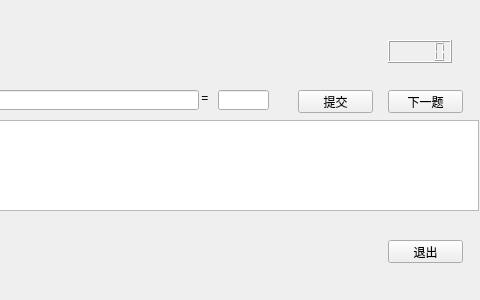
The window that UI/simchinese.ui (whumashuai/QTcalgen) describes before a commit, drawn with Qt 5; both pictures show x 382 to 862 and y 0 to 300 of the 862 by 300 pixel window.
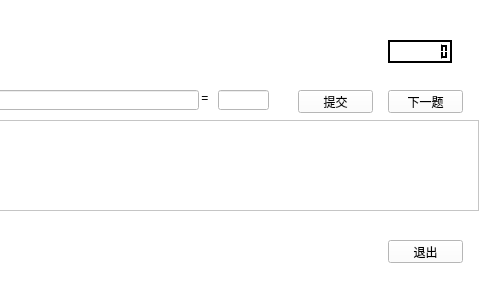
The same window after the commit.

```diff
--- a/UI/simchinese.ui
+++ b/UI/simchinese.ui
@@ -10,6 +10,421 @@
     <height>300</height>
    </rect>
   </property>
+  <property name="palette">
+   <palette>
+    <active>
+     <colorrole role="WindowText">
+      <brush brushstyle="SolidPattern">
+       <color alpha="255">
+        <red>0</red>
+        <green>0</green>
+        <blue>0</blue>
+       </color>
+      </brush>
+     </colorrole>
+     <colorrole role="Button">
+      <brush brushstyle="SolidPattern">
+       <color alpha="255">
+        <red>255</red>
+        <green>255</green>
+        <blue>255</blue>
+       </color>
+      </brush>
+     </colorrole>
+     <colorrole role="Light">
+      <brush brushstyle="SolidPattern">
+       <color alpha="255">
+        <red>255</red>
+        <green>255</green>
+        <blue>255</blue>
+       </color>
+      </brush>
+     </colorrole>
+     <colorrole role="Midlight">
+      <brush brushstyle="SolidPattern">
+       <color alpha="255">
+        <red>255</red>
+        <green>255</green>
+        <blue>255</blue>
+       </color>
+      </brush>
+     </colorrole>
+     <colorrole role="Dark">
+      <brush brushstyle="SolidPattern">
+       <color alpha="255">
+        <red>127</red>
+        <green>127</green>
+        <blue>127</blue>
+       </color>
+      </brush>
+     </colorrole>
+     <colorrole role="Mid">
+      <brush brushstyle="SolidPattern">
+       <color alpha="255">
+        <red>170</red>
+        <green>170</green>
+        <blue>170</blue>
+       </color>
+      </brush>
+     </colorrole>
+     <colorrole role="Text">
+      <brush brushstyle="SolidPattern">
+       <color alpha="255">
+        <red>0</red>
+        <green>0</green>
+        <blue>0</blue>
+       </color>
+      </brush>
+     </colorrole>
+     <colorrole role="BrightText">
+      <brush brushstyle="SolidPattern">
+       <color alpha="255">
+        <red>255</red>
+        <green>255</green>
+        <blue>255</blue>
+       </color>
+      </brush>
+     </colorrole>
+     <colorrole role="ButtonText">
+      <brush brushstyle="SolidPattern">
+       <color alpha="255">
+        <red>0</red>
+        <green>0</green>
+        <blue>0</blue>
+       </color>
+      </brush>
+     </colorrole>
+     <colorrole role="Base">
+      <brush brushstyle="SolidPattern">
+       <color alpha="255">
+        <red>255</red>
+        <green>255</green>
+        <blue>255</blue>
+       </color>
+      </brush>
+     </colorrole>
+     <colorrole role="Window">
+      <brush brushstyle="SolidPattern">
+       <color alpha="255">
+        <red>255</red>
+        <green>255</green>
+        <blue>255</blue>
+       </color>
+      </brush>
+     </colorrole>
+     <colorrole role="Shadow">
+      <brush brushstyle="SolidPattern">
+       <color alpha="255">
+        <red>0</red>
+        <green>0</green>
+        <blue>0</blue>
+       </color>
+      </brush>
+     </colorrole>
+     <colorrole role="AlternateBase">
+      <brush brushstyle="SolidPattern">
+       <color alpha="255">
+        <red>255</red>
+        <green>255</green>
+        <blue>255</blue>
+       </color>
+      </brush>
+     </colorrole>
+     <colorrole role="ToolTipBase">
+      <brush brushstyle="SolidPattern">
+       <color alpha="255">
+        <red>255</red>
+        <green>255</green>
+        <blue>220</blue>
+       </color>
+      </brush>
+     </colorrole>
+     <colorrole role="ToolTipText">
+      <brush brushstyle="SolidPattern">
+       <color alpha="255">
+        <red>0</red>
+        <green>0</green>
+        <blue>0</blue>
+       </color>
+      </brush>
+     </colorrole>
+    </active>
+    <inactive>
+     <colorrole role="WindowText">
+      <brush brushstyle="SolidPattern">
+       <color alpha="255">
+        <red>0</red>
+        <green>0</green>
+        <blue>0</blue>
+       </color>
+      </brush>
+     </colorrole>
+     <colorrole role="Button">
+      <brush brushstyle="SolidPattern">
+       <color alpha="255">
+        <red>255</red>
+        <green>255</green>
+        <blue>255</blue>
+       </color>
+      </brush>
+     </colorrole>
+     <colorrole role="Light">
+      <brush brushstyle="SolidPattern">
+       <color alpha="255">
+        <red>255</red>
+        <green>255</green>
+        <blue>255</blue>
+       </color>
+      </brush>
+     </colorrole>
+     <colorrole role="Midlight">
+      <brush brushstyle="SolidPattern">
+       <color alpha="255">
+        <red>255</red>
+        <green>255</green>
+        <blue>255</blue>
+       </color>
+      </brush>
+     </colorrole>
+     <colorrole role="Dark">
+      <brush brushstyle="SolidPattern">
+       <color alpha="255">
+        <red>127</red>
+        <green>127</green>
+        <blue>127</blue>
+       </color>
+      </brush>
+     </colorrole>
+     <colorrole role="Mid">
+      <brush brushstyle="SolidPattern">
+       <color alpha="255">
+        <red>170</red>
+        <green>170</green>
+        <blue>170</blue>
+       </color>
+      </brush>
+     </colorrole>
+     <colorrole role="Text">
+      <brush brushstyle="SolidPattern">
+       <color alpha="255">
+        <red>0</red>
+        <green>0</green>
+        <blue>0</blue>
+       </color>
+      </brush>
+     </colorrole>
+     <colorrole role="BrightText">
+      <brush brushstyle="SolidPattern">
+       <color alpha="255">
+        <red>255</red>
+        <green>255</green>
+        <blue>255</blue>
+       </color>
+      </brush>
+     </colorrole>
+     <colorrole role="ButtonText">
+      <brush brushstyle="SolidPattern">
+       <color alpha="255">
+        <red>0</red>
+        <green>0</green>
+        <blue>0</blue>
+       </color>
+      </brush>
+     </colorrole>
+     <colorrole role="Base">
+      <brush brushstyle="SolidPattern">
+       <color alpha="255">
+        <red>255</red>
+        <green>255</green>
+        <blue>255</blue>
+       </color>
+      </brush>
+     </colorrole>
+     <colorrole role="Window">
+      <brush brushstyle="SolidPattern">
+       <color alpha="255">
+        <red>255</red>
+        <green>255</green>
+        <blue>255</blue>
+       </color>
+      </brush>
+     </colorrole>
+     <colorrole role="Shadow">
+      <brush brushstyle="SolidPattern">
+       <color alpha="255">
+        <red>0</red>
+        <green>0</green>
+        <blue>0</blue>
+       </color>
+      </brush>
+     </colorrole>
+     <colorrole role="AlternateBase">
+      <brush brushstyle="SolidPattern">
+       <color alpha="255">
+        <red>255</red>
+        <green>255</green>
+        <blue>255</blue>
+       </color>
+      </brush>
+     </colorrole>
+     <colorrole role="ToolTipBase">
+      <brush brushstyle="SolidPattern">
+       <color alpha="255">
+        <red>255</red>
+        <green>255</green>
+        <blue>220</blue>
+       </color>
+      </brush>
+     </colorrole>
+     <colorrole role="ToolTipText">
+      <brush brushstyle="SolidPattern">
+       <color alpha="255">
+        <red>0</red>
+        <green>0</green>
+        <blue>0</blue>
+       </color>
+      </brush>
+     </colorrole>
+    </inactive>
+    <disabled>
+     <colorrole role="WindowText">
+      <brush brushstyle="SolidPattern">
+       <color alpha="255">
+        <red>127</red>
+        <green>127</green>
+        <blue>127</blue>
+       </color>
+      </brush>
+     </colorrole>
+     <colorrole role="Button">
+      <brush brushstyle="SolidPattern">
+       <color alpha="255">
+        <red>255</red>
+        <green>255</green>
+        <blue>255</blue>
+       </color>
+      </brush>
+     </colorrole>
+     <colorrole role="Light">
+      <brush brushstyle="SolidPattern">
+       <color alpha="255">
+        <red>255</red>
+        <green>255</green>
+        <blue>255</blue>
+       </color>
+      </brush>
+     </colorrole>
+     <colorrole role="Midlight">
+      <brush brushstyle="SolidPattern">
+       <color alpha="255">
+        <red>255</red>
+        <green>255</green>
+        <blue>255</blue>
+       </color>
+      </brush>
+     </colorrole>
+     <colorrole role="Dark">
+      <brush brushstyle="SolidPattern">
+       <color alpha="255">
+        <red>127</red>
+        <green>127</green>
+        <blue>127</blue>
+       </color>
+      </brush>
+     </colorrole>
+     <colorrole role="Mid">
+      <brush brushstyle="SolidPattern">
+       <color alpha="255">
+        <red>170</red>
+        <green>170</green>
+        <blue>170</blue>
+       </color>
+      </brush>
+     </colorrole>
+     <colorrole role="Text">
+      <brush brushstyle="SolidPattern">
+       <color alpha="255">
+        <red>127</red>
+        <green>127</green>
+        <blue>127</blue>
+       </color>
+      </brush>
+     </colorrole>
+     <colorrole role="BrightText">
+      <brush brushstyle="SolidPattern">
+       <color alpha="255">
+        <red>255</red>
+        <green>255</green>
+        <blue>255</blue>
+       </color>
+      </brush>
+     </colorrole>
+     <colorrole role="ButtonText">
+      <brush brushstyle="SolidPattern">
+       <color alpha="255">
+        <red>127</red>
+        <green>127</green>
+        <blue>127</blue>
+       </color>
+      </brush>
+     </colorrole>
+     <colorrole role="Base">
+      <brush brushstyle="SolidPattern">
+       <color alpha="255">
+        <red>255</red>
+        <green>255</green>
+        <blue>255</blue>
+       </color>
+      </brush>
+     </colorrole>
+     <colorrole role="Window">
+      <brush brushstyle="SolidPattern">
+       <color alpha="255">
+        <red>255</red>
+        <green>255</green>
+        <blue>255</blue>
+       </color>
+      </brush>
+     </colorrole>
+     <colorrole role="Shadow">
+      <brush brushstyle="SolidPattern">
+       <color alpha="255">
+        <red>0</red>
+        <green>0</green>
+        <blue>0</blue>
+       </color>
+      </brush>
+     </colorrole>
+     <colorrole role="AlternateBase">
+      <brush brushstyle="SolidPattern">
+       <color alpha="255">
+        <red>255</red>
+        <green>255</green>
+        <blue>255</blue>
+       </color>
+      </brush>
+     </colorrole>
+     <colorrole role="ToolTipBase">
+      <brush brushstyle="SolidPattern">
+       <color alpha="255">
+        <red>255</red>
+        <green>255</green>
+        <blue>220</blue>
+       </color>
+      </brush>
+     </colorrole>
+     <colorrole role="ToolTipText">
+      <brush brushstyle="SolidPattern">
+       <color alpha="255">
+        <red>0</red>
+        <green>0</green>
+        <blue>0</blue>
+       </color>
+      </brush>
+     </colorrole>
+    </disabled>
+   </palette>
+  </property>
   <property name="windowTitle">
    <string>Dialog</string>
   </property>
@@ -71,6 +486,427 @@
      <height>23</height>
     </rect>
    </property>
+   <property name="palette">
+    <palette>
+     <active>
+      <colorrole role="WindowText">
+       <brush brushstyle="SolidPattern">
+        <color alpha="255">
+         <red>255</red>
+         <green>255</green>
+         <blue>255</blue>
+        </color>
+       </brush>
+      </colorrole>
+      <colorrole role="Button">
+       <brush brushstyle="SolidPattern">
+        <color alpha="255">
+         <red>0</red>
+         <green>0</green>
+         <blue>0</blue>
+        </color>
+       </brush>
+      </colorrole>
+      <colorrole role="Light">
+       <brush brushstyle="SolidPattern">
+        <color alpha="255">
+         <red>0</red>
+         <green>0</green>
+         <blue>0</blue>
+        </color>
+       </brush>
+      </colorrole>
+      <colorrole role="Midlight">
+       <brush brushstyle="SolidPattern">
+        <color alpha="255">
+         <red>0</red>
+         <green>0</green>
+         <blue>0</blue>
+        </color>
+       </brush>
+      </colorrole>
+      <colorrole role="Dark">
+       <brush brushstyle="SolidPattern">
+        <color alpha="255">
+         <red>0</red>
+         <green>0</green>
+         <blue>0</blue>
+        </color>
+       </brush>
+      </colorrole>
+      <colorrole role="Mid">
+       <brush brushstyle="SolidPattern">
+        <color alpha="255">
+         <red>0</red>
+         <green>0</green>
+         <blue>0</blue>
+        </color>
+       </brush>
+      </colorrole>
+      <colorrole role="Text">
+       <brush brushstyle="SolidPattern">
+        <color alpha="255">
+         <red>255</red>
+         <green>255</green>
+         <blue>255</blue>
+        </color>
+       </brush>
+      </colorrole>
+      <colorrole role="BrightText">
+       <brush brushstyle="SolidPattern">
+        <color alpha="255">
+         <red>255</red>
+         <green>255</green>
+         <blue>255</blue>
+        </color>
+       </brush>
+      </colorrole>
+      <colorrole role="ButtonText">
+       <brush brushstyle="SolidPattern">
+        <color alpha="255">
+         <red>255</red>
+         <green>255</green>
+         <blue>255</blue>
+        </color>
+       </brush>
+      </colorrole>
+      <colorrole role="Base">
+       <brush brushstyle="SolidPattern">
+        <color alpha="255">
+         <red>0</red>
+         <green>0</green>
+         <blue>0</blue>
+        </color>
+       </brush>
+      </colorrole>
+      <colorrole role="Window">
+       <brush brushstyle="SolidPattern">
+        <color alpha="255">
+         <red>0</red>
+         <green>0</green>
+         <blue>0</blue>
+        </color>
+       </brush>
+      </colorrole>
+      <colorrole role="Shadow">
+       <brush brushstyle="SolidPattern">
+        <color alpha="255">
+         <red>0</red>
+         <green>0</green>
+         <blue>0</blue>
+        </color>
+       </brush>
+      </colorrole>
+      <colorrole role="AlternateBase">
+       <brush brushstyle="SolidPattern">
+        <color alpha="255">
+         <red>0</red>
+         <green>0</green>
+         <blue>0</blue>
+        </color>
+       </brush>
+      </colorrole>
+      <colorrole role="ToolTipBase">
+       <brush brushstyle="SolidPattern">
+        <color alpha="255">
+         <red>255</red>
+         <green>255</green>
+         <blue>220</blue>
+        </color>
+       </brush>
+      </colorrole>
+      <colorrole role="ToolTipText">
+       <brush brushstyle="SolidPattern">
+        <color alpha="255">
+         <red>0</red>
+         <green>0</green>
+         <blue>0</blue>
+        </color>
+       </brush>
+      </colorrole>
+     </active>
+     <inactive>
+      <colorrole role="WindowText">
+       <brush brushstyle="SolidPattern">
+        <color alpha="255">
+         <red>255</red>
+         <green>255</green>
+         <blue>255</blue>
+        </color>
+       </brush>
+      </colorrole>
+      <colorrole role="Button">
+       <brush brushstyle="SolidPattern">
+        <color alpha="255">
+         <red>0</red>
+         <green>0</green>
+         <blue>0</blue>
+        </color>
+       </brush>
+      </colorrole>
+      <colorrole role="Light">
+       <brush brushstyle="SolidPattern">
+        <color alpha="255">
+         <red>0</red>
+         <green>0</green>
+         <blue>0</blue>
+        </color>
+       </brush>
+      </colorrole>
+      <colorrole role="Midlight">
+       <brush brushstyle="SolidPattern">
+        <color alpha="255">
+         <red>0</red>
+         <green>0</green>
+         <blue>0</blue>
+        </color>
+       </brush>
+      </colorrole>
+      <colorrole role="Dark">
+       <brush brushstyle="SolidPattern">
+        <color alpha="255">
+         <red>0</red>
+         <green>0</green>
+         <blue>0</blue>
+        </color>
+       </brush>
+      </colorrole>
+      <colorrole role="Mid">
+       <brush brushstyle="SolidPattern">
+        <color alpha="255">
+         <red>0</red>
+         <green>0</green>
+         <blue>0</blue>
+        </color>
+       </brush>
+      </colorrole>
+      <colorrole role="Text">
+       <brush brushstyle="SolidPattern">
+        <color alpha="255">
+         <red>255</red>
+         <green>255</green>
+         <blue>255</blue>
+        </color>
+       </brush>
+      </colorrole>
+      <colorrole role="BrightText">
+       <brush brushstyle="SolidPattern">
+        <color alpha="255">
+         <red>255</red>
+         <green>255</green>
+         <blue>255</blue>
+        </color>
+       </brush>
+      </colorrole>
+      <colorrole role="ButtonText">
+       <brush brushstyle="SolidPattern">
+        <color alpha="255">
+         <red>255</red>
+         <green>255</green>
+         <blue>255</blue>
+        </color>
+       </brush>
+      </colorrole>
+      <colorrole role="Base">
+       <brush brushstyle="SolidPattern">
+        <color alpha="255">
+         <red>0</red>
+         <green>0</green>
+         <blue>0</blue>
+        </color>
+       </brush>
+      </colorrole>
+      <colorrole role="Window">
+       <brush brushstyle="SolidPattern">
+        <color alpha="255">
+         <red>0</red>
+         <green>0</green>
+         <blue>0</blue>
+        </color>
+       </brush>
+      </colorrole>
+      <colorrole role="Shadow">
+       <brush brushstyle="SolidPattern">
+        <color alpha="255">
+         <red>0</red>
+         <green>0</green>
+         <blue>0</blue>
+        </color>
+       </brush>
+      </colorrole>
+      <colorrole role="AlternateBase">
+       <brush brushstyle="SolidPattern">
+        <color alpha="255">
+         <red>0</red>
+         <green>0</green>
+         <blue>0</blue>
+        </color>
+       </brush>
+      </colorrole>
+      <colorrole role="ToolTipBase">
+       <brush brushstyle="SolidPattern">
+        <color alpha="255">
+         <red>255</red>
+         <green>255</green>
+         <blue>220</blue>
+        </color>
+       </brush>
+      </colorrole>
+      <colorrole role="ToolTipText">
+       <brush brushstyle="SolidPattern">
+        <color alpha="255">
+         <red>0</red>
+         <green>0</green>
+         <blue>0</blue>
+        </color>
+       </brush>
+      </colorrole>
+     </inactive>
+     <disabled>
+      <colorrole role="WindowText">
+       <brush brushstyle="SolidPattern">
+        <color alpha="255">
+         <red>0</red>
+         <green>0</green>
+         <blue>0</blue>
+        </color>
+       </brush>
+      </colorrole>
+      <colorrole role="Button">
+       <brush brushstyle="SolidPattern">
+        <color alpha="255">
+         <red>0</red>
+         <green>0</green>
+         <blue>0</blue>
+        </color>
+       </brush>
+      </colorrole>
+      <colorrole role="Light">
+       <brush brushstyle="SolidPattern">
+        <color alpha="255">
+         <red>0</red>
+         <green>0</green>
+         <blue>0</blue>
+        </color>
+       </brush>
+      </colorrole>
+      <colorrole role="Midlight">
+       <brush brushstyle="SolidPattern">
+        <color alpha="255">
+         <red>0</red>
+         <green>0</green>
+         <blue>0</blue>
+        </color>
+       </brush>
+      </colorrole>
+      <colorrole role="Dark">
+       <brush brushstyle="SolidPattern">
+        <color alpha="255">
+         <red>0</red>
+         <green>0</green>
+         <blue>0</blue>
+        </color>
+       </brush>
+      </colorrole>
+      <colorrole role="Mid">
+       <brush brushstyle="SolidPattern">
+        <color alpha="255">
+         <red>0</red>
+         <green>0</green>
+         <blue>0</blue>
+        </color>
+       </brush>
+      </colorrole>
+      <colorrole role="Text">
+       <brush brushstyle="SolidPattern">
+        <color alpha="255">
+         <red>0</red>
+         <green>0</green>
+         <blue>0</blue>
+        </color>
+       </brush>
+      </colorrole>
+      <colorrole role="BrightText">
+       <brush brushstyle="SolidPattern">
+        <color alpha="255">
+         <red>255</red>
+         <green>255</green>
+         <blue>255</blue>
+        </color>
+       </brush>
+      </colorrole>
+      <colorrole role="ButtonText">
+       <brush brushstyle="SolidPattern">
+        <color alpha="255">
+         <red>0</red>
+         <green>0</green>
+         <blue>0</blue>
+        </color>
+       </brush>
+      </colorrole>
+      <colorrole role="Base">
+       <brush brushstyle="SolidPattern">
+        <color alpha="255">
+         <red>0</red>
+         <green>0</green>
+         <blue>0</blue>
+        </color>
+       </brush>
+      </colorrole>
+      <colorrole role="Window">
+       <brush brushstyle="SolidPattern">
+        <color alpha="255">
+         <red>0</red>
+         <green>0</green>
+         <blue>0</blue>
+        </color>
+       </brush>
+      </colorrole>
+      <colorrole role="Shadow">
+       <brush brushstyle="SolidPattern">
+        <color alpha="255">
+         <red>0</red>
+         <green>0</green>
+         <blue>0</blue>
+        </color>
+       </brush>
+      </colorrole>
+      <colorrole role="AlternateBase">
+       <brush brushstyle="SolidPattern">
+        <color alpha="255">
+         <red>0</red>
+         <green>0</green>
+         <blue>0</blue>
+        </color>
+       </brush>
+      </colorrole>
+      <colorrole role="ToolTipBase">
+       <brush brushstyle="SolidPattern">
+        <color alpha="255">
+         <red>255</red>
+         <green>255</green>
+         <blue>220</blue>
+        </color>
+       </brush>
+      </colorrole>
+      <colorrole role="ToolTipText">
+       <brush brushstyle="SolidPattern">
+        <color alpha="255">
+         <red>0</red>
+         <green>0</green>
+         <blue>0</blue>
+        </color>
+       </brush>
+      </colorrole>
+     </disabled>
+    </palette>
+   </property>
+   <property name="digitCount">
+    <number>8</number>
+   </property>
+   <property name="mode">
+    <enum>QLCDNumber::Dec</enum>
+   </property>
   </widget>
   <widget class="QPushButton" name="pushButton_4">
    <property name="geometry">
```
